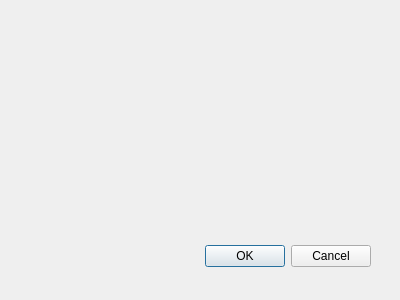
The window that configwindow.ui (tomaso/nagtray) describes before a commit, drawn with Qt 5.
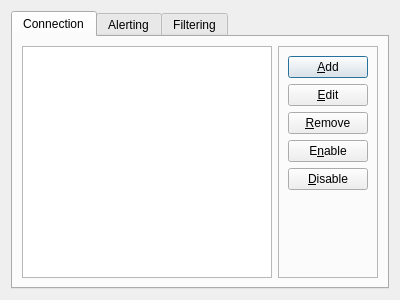
The same window after the commit.

Commit message: gitignore file and new ui files for dialogs

The edit to the form file:
```diff
--- a/configwindow.ui
+++ b/configwindow.ui
@@ -15,22 +15,95 @@
   <property name="windowTitle" >
    <string>Dialog</string>
   </property>
-  <widget class="QDialogButtonBox" name="buttonBox" >
-   <property name="geometry" >
-    <rect>
-     <x>30</x>
-     <y>240</y>
-     <width>341</width>
-     <height>32</height>
-    </rect>
-   </property>
-   <property name="orientation" >
-    <enum>Qt::Horizontal</enum>
-   </property>
-   <property name="standardButtons" >
-    <set>QDialogButtonBox::Cancel|QDialogButtonBox::Ok</set>
-   </property>
-  </widget>
+  <layout class="QVBoxLayout" name="verticalLayout">
+   <item>
+    <widget class="QTabWidget" name="tabWidget">
+     <property name="currentIndex">
+      <number>0</number>
+     </property>
+     <widget class="QWidget" name="connectionTab">
+      <attribute name="title">
+       <string>Connection</string>
+      </attribute>
+      <layout class="QHBoxLayout" name="horizontalLayout">
+       <item>
+        <widget class="QListView" name="listView"/>
+       </item>
+       <item>
+        <widget class="QFrame" name="frame">
+         <property name="frameShape">
+          <enum>QFrame::StyledPanel</enum>
+         </property>
+         <property name="frameShadow">
+          <enum>QFrame::Raised</enum>
+         </property>
+         <layout class="QVBoxLayout" name="verticalLayout_2">
+          <item>
+           <widget class="QPushButton" name="pushButton">
+            <property name="text">
+             <string>&amp;Add</string>
+            </property>
+           </widget>
+          </item>
+          <item>
+           <widget class="QPushButton" name="pushButton_2">
+            <property name="text">
+             <string>&amp;Edit</string>
+            </property>
+           </widget>
+          </item>
+          <item>
+           <widget class="QPushButton" name="pushButton_3">
+            <property name="text">
+             <string>&amp;Remove</string>
+            </property>
+           </widget>
+          </item>
+          <item>
+           <widget class="QPushButton" name="pushButton_4">
+            <property name="text">
+             <string>E&amp;nable</string>
+            </property>
+           </widget>
+          </item>
+          <item>
+           <widget class="QPushButton" name="pushButton_5">
+            <property name="text">
+             <string>&amp;Disable</string>
+            </property>
+           </widget>
+          </item>
+          <item>
+           <spacer name="verticalSpacer">
+            <property name="orientation">
+             <enum>Qt::Vertical</enum>
+            </property>
+            <property name="sizeHint" stdset="0">
+             <size>
+              <width>20</width>
+              <height>40</height>
+             </size>
+            </property>
+           </spacer>
+          </item>
+         </layout>
+        </widget>
+       </item>
+      </layout>
+     </widget>
+     <widget class="QWidget" name="alertStyleTab">
+      <attribute name="title">
+       <string>Alerting</string>
+      </attribute>
+     </widget>
+     <widget class="QWidget" name="filteringTab">
+      <attribute name="title">
+       <string>Filtering</string>
+      </attribute>
+     </widget>
+    </widget>
+   </item>
+  </layout>
  </widget>
  <pixmapfunction></pixmapfunction>
  <resources/>
```
Left out of the diff: 48 changed lines with no effect on the pictures. The commit also changes 5 other files.
